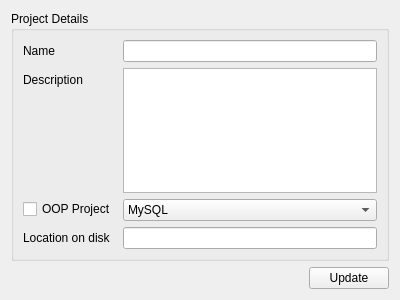
Old version of the form src/gui/ProjectDetailsForm.ui in the repository fritzone/ddm.
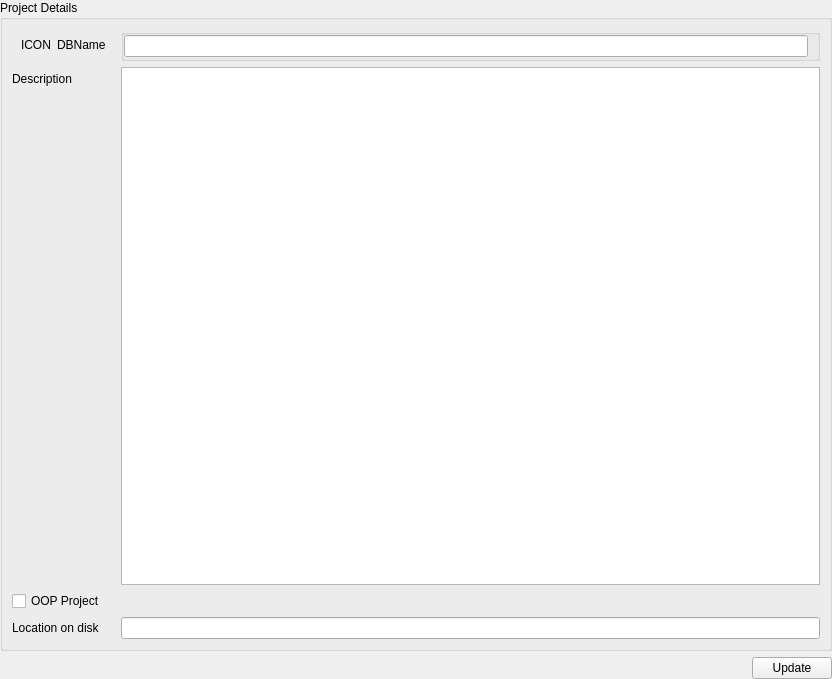
New version of the form. Icons and pictures are not drawn.

```diff
--- a/src/gui/ProjectDetailsForm.ui
+++ b/src/gui/ProjectDetailsForm.ui
@@ -6,14 +6,17 @@
    <rect>
     <x>0</x>
     <y>0</y>
-    <width>400</width>
-    <height>300</height>
+    <width>832</width>
+    <height>679</height>
    </rect>
   </property>
   <property name="windowTitle">
    <string>Form</string>
   </property>
   <layout class="QVBoxLayout" name="verticalLayout">
+   <property name="margin">
+    <number>0</number>
+   </property>
    <item>
     <widget class="QGroupBox" name="groupBox">
      <property name="title">
@@ -27,17 +30,60 @@
        <enum>QFormLayout::AllNonFixedFieldsGrow</enum>
       </property>
       <item row="0" column="0">
-       <widget class="QLabel" name="label">
-        <property name="text">
-         <string>Name</string>
+       <widget class="QFrame" name="frame">
+        <property name="frameShape">
+         <enum>QFrame::NoFrame</enum>
         </property>
+        <property name="frameShadow">
+         <enum>QFrame::Plain</enum>
+        </property>
+        <property name="lineWidth">
+         <number>0</number>
+        </property>
+        <layout class="QHBoxLayout" name="horizontalLayout_2">
+         <item>
+          <widget class="QLabel" name="lblIcon">
+           <property name="text">
+            <string>ICON</string>
+           </property>
+          </widget>
+         </item>
+         <item>
+          <widget class="QLabel" name="lblDbName">
+           <property name="text">
+            <string>DBName</string>
+           </property>
+          </widget>
+         </item>
+        </layout>
        </widget>
       </item>
       <item row="0" column="1">
-       <widget class="QLineEdit" name="txtProjectName">
-        <property name="echoMode">
-         <enum>QLineEdit::Normal</enum>
+       <widget class="QGroupBox" name="groupBox_2">
+        <property name="title">
+         <string/>
         </property>
+        <property name="flat">
+         <bool>true</bool>
+        </property>
+        <layout class="QHBoxLayout" name="horizontalLayout_3">
+         <property name="leftMargin">
+          <number>0</number>
+         </property>
+         <property name="topMargin">
+          <number>0</number>
+         </property>
+         <property name="bottomMargin">
+          <number>0</number>
+         </property>
+         <item>
+          <widget class="QLineEdit" name="txtProjectName">
+           <property name="echoMode">
+            <enum>QLineEdit::Normal</enum>
+           </property>
+          </widget>
+         </item>
+        </layout>
        </widget>
       </item>
       <item row="1" column="0">
@@ -60,45 +106,14 @@
         </property>
        </widget>
       </item>
-      <item row="2" column="1">
-       <widget class="QComboBox" name="comboBox">
-        <item>
-         <property name="text">
-          <string>MySQL</string>
-         </property>
-         <property name="icon">
-          <iconset resource="../dbm.qrc">
-           <normaloff>:/images/actions/images/small/mysql.png</normaloff>:/images/actions/images/small/mysql.png</iconset>
-         </property>
-        </item>
-        <item>
-         <property name="text">
-          <string>Sqlite</string>
-         </property>
-         <property name="icon">
-          <iconset resource="../dbm.qrc">
-           <normaloff>:/images/actions/images/small/sqlite-icon.png</normaloff>:/images/actions/images/small/sqlite-icon.png</iconset>
-         </property>
-        </item>
-        <item>
-         <property name="text">
-          <string>CUBRID</string>
-         </property>
-         <property name="icon">
-          <iconset resource="../dbm.qrc">
-           <normaloff>:/images/actions/images/small/cubrid.png</normaloff>:/images/actions/images/small/cubrid.png</iconset>
-         </property>
-        </item>
-       </widget>
-      </item>
-      <item row="3" column="0">
+      <item row="4" column="0">
        <widget class="QLabel" name="label_3">
         <property name="text">
          <string>Location on disk</string>
         </property>
        </widget>
       </item>
-      <item row="3" column="1">
+      <item row="4" column="1">
        <widget class="QLineEdit" name="txtLocationOnDisk">
         <property name="echoMode">
          <enum>QLineEdit::Normal</enum>
```
Left out of the diff: 4 changed lines with no effect on the pictures.
